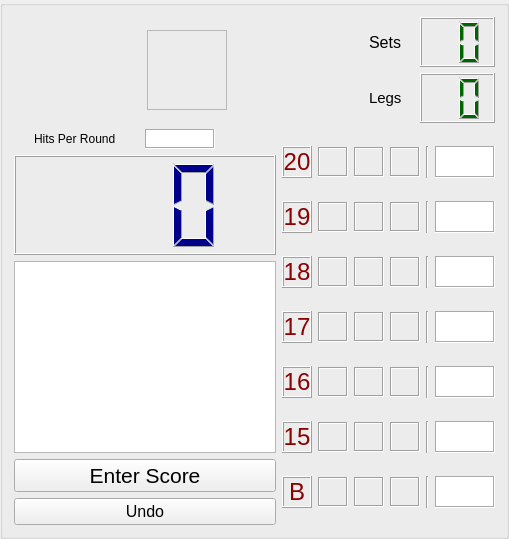
Before: the Qt Designer form src/groupbox_cricket.ui in m1ld3/dartomato, drawn with Qt 5.
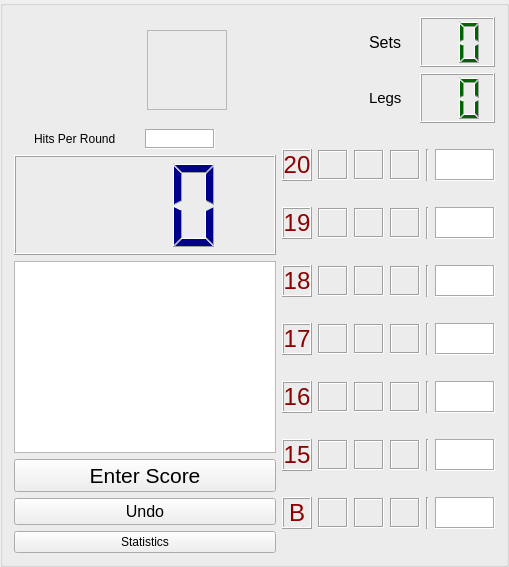
After: the same form once the commit is applied. Custom widgets are drawn as their Qt base class.

Commit message: WIP cricket stats window

What changed in the file:
```diff
--- a/src/groupbox_cricket.ui
+++ b/src/groupbox_cricket.ui
@@ -364,6 +364,13 @@
              </property>
             </widget>
            </item>
+           <item>
+            <widget class="QPushButton" name="pushButtonStats">
+             <property name="text">
+              <string>Statistics</string>
+             </property>
+            </widget>
+           </item>
           </layout>
          </item>
         </layout>
```
The commit also changes 38 other files.
